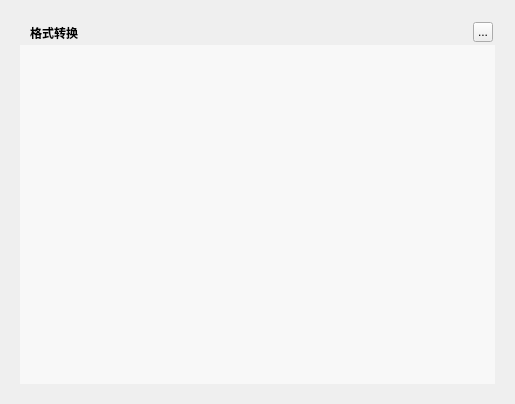
This is TTKCore/musicUi/musicToolsetswidget/musicnetworktestwidget.ui in Greedysky/TTKMusicPlayer as Qt 5 draws it before an edit. The edited form follows.
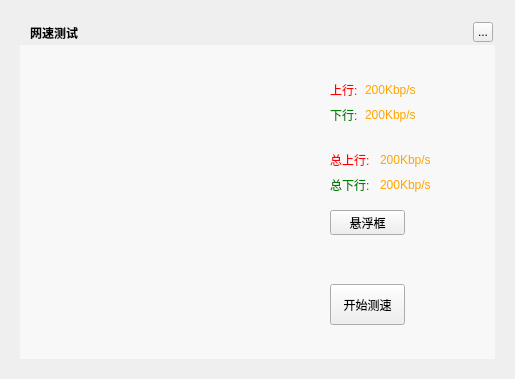
This is the edited form. Custom widgets are drawn as their Qt base class.

Commit message: update music network test[554876]

The edit to the form file:
```diff
--- a/TTKCore/musicUi/musicToolsetswidget/musicnetworktestwidget.ui
+++ b/TTKCore/musicUi/musicToolsetswidget/musicnetworktestwidget.ui
@@ -7,7 +7,7 @@
     <x>0</x>
     <y>0</y>
     <width>515</width>
-    <height>404</height>
+    <height>379</height>
    </rect>
   </property>
   <property name="windowTitle">
@@ -19,7 +19,7 @@
      <x>20</x>
      <y>20</y>
      <width>475</width>
-     <height>364</height>
+     <height>339</height>
     </rect>
    </property>
    <property name="text">
@@ -39,7 +39,7 @@
     <string notr="true">color:&quot;#FFFFFF&quot;;font-weight:bold</string>
    </property>
    <property name="text">
-    <string>格式转换</string>
+    <string>网速测试</string>
    </property>
   </widget>
   <widget class="QToolButton" name="topTitleCloseButton">
@@ -74,19 +74,204 @@
      <x>20</x>
      <y>45</y>
      <width>475</width>
-     <height>339</height>
+     <height>314</height>
     </rect>
    </property>
    <property name="styleSheet">
     <string notr="true">background:rgba(255,255,255,150)</string>
    </property>
+   <zorder>downloadAllSpeedLabel</zorder>
+   <zorder>downloadAllSpeedValue</zorder>
+  </widget>
+  <widget class="MusicSpeedMeter" name="speedWidget" native="true">
+   <property name="geometry">
+    <rect>
+     <x>50</x>
+     <y>80</y>
+     <width>250</width>
+     <height>250</height>
+    </rect>
+   </property>
+  </widget>
+  <widget class="QLabel" name="uploadSpeedValue">
+   <property name="geometry">
+    <rect>
+     <x>365</x>
+     <y>80</y>
+     <width>81</width>
+     <height>20</height>
+    </rect>
+   </property>
+   <property name="styleSheet">
+    <string notr="true">color:orange</string>
+   </property>
+   <property name="text">
+    <string>200Kbp/s</string>
+   </property>
+  </widget>
+  <widget class="QPushButton" name="suspensionButton">
+   <property name="geometry">
+    <rect>
+     <x>330</x>
+     <y>210</y>
+     <width>75</width>
+     <height>25</height>
+    </rect>
+   </property>
+   <property name="text">
+    <string>悬浮框</string>
+   </property>
+  </widget>
+  <widget class="QPushButton" name="testButton">
+   <property name="geometry">
+    <rect>
+     <x>330</x>
+     <y>284</y>
+     <width>75</width>
+     <height>41</height>
+    </rect>
+   </property>
+   <property name="text">
+    <string>开始测速</string>
+   </property>
+  </widget>
+  <widget class="QLabel" name="uploadSpeedLabel">
+   <property name="geometry">
+    <rect>
+     <x>330</x>
+     <y>80</y>
+     <width>35</width>
+     <height>20</height>
+    </rect>
+   </property>
+   <property name="styleSheet">
+    <string notr="true">color:red</string>
+   </property>
+   <property name="text">
+    <string>上行:</string>
+   </property>
+  </widget>
+  <widget class="QLabel" name="downloadSpeedLabel">
+   <property name="geometry">
+    <rect>
+     <x>330</x>
+     <y>105</y>
+     <width>35</width>
+     <height>20</height>
+    </rect>
+   </property>
+   <property name="styleSheet">
+    <string notr="true">color:green</string>
+   </property>
+   <property name="text">
+    <string>下行:</string>
+   </property>
+  </widget>
+  <widget class="QLabel" name="downloadSpeedValue">
+   <property name="geometry">
+    <rect>
+     <x>365</x>
+     <y>105</y>
+     <width>81</width>
+     <height>20</height>
+    </rect>
+   </property>
+   <property name="styleSheet">
+    <string notr="true">color:orange</string>
+   </property>
+   <property name="text">
+    <string>200Kbp/s</string>
+   </property>
+  </widget>
+  <widget class="QLabel" name="uploadAllSpeedValue">
+   <property name="geometry">
+    <rect>
+     <x>380</x>
+     <y>150</y>
+     <width>81</width>
+     <height>20</height>
+    </rect>
+   </property>
+   <property name="styleSheet">
+    <string notr="true">color:orange</string>
+   </property>
+   <property name="text">
+    <string>200Kbp/s</string>
+   </property>
+  </widget>
+  <widget class="QLabel" name="uploadAllSpeedLabel">
+   <property name="geometry">
+    <rect>
+     <x>330</x>
+     <y>150</y>
+     <width>51</width>
+     <height>20</height>
+    </rect>
+   </property>
+   <property name="styleSheet">
+    <string notr="true">color:red</string>
+   </property>
+   <property name="text">
+    <string>总上行:</string>
+   </property>
+  </widget>
+  <widget class="QLabel" name="downloadAllSpeedValue">
+   <property name="geometry">
+    <rect>
+     <x>380</x>
+     <y>175</y>
+     <width>81</width>
+     <height>20</height>
+    </rect>
+   </property>
+   <property name="styleSheet">
+    <string notr="true">color:orange</string>
+   </property>
+   <property name="text">
+    <string>200Kbp/s</string>
+   </property>
+  </widget>
+  <widget class="QLabel" name="downloadAllSpeedLabel">
+   <property name="geometry">
+    <rect>
+     <x>330</x>
+     <y>175</y>
+     <width>51</width>
+     <height>20</height>
+    </rect>
+   </property>
+   <property name="styleSheet">
+    <string notr="true">color:green</string>
+   </property>
+   <property name="text">
+    <string>总下行:</string>
+   </property>
   </widget>
   <zorder>background</zorder>
   <zorder>backgroundMask</zorder>
   <zorder>topTitleName</zorder>
   <zorder>topTitleCloseButton</zorder>
   <zorder>loadingLabel</zorder>
+  <zorder>speedWidget</zorder>
+  <zorder>uploadSpeedValue</zorder>
+  <zorder>suspensionButton</zorder>
+  <zorder>testButton</zorder>
+  <zorder>uploadSpeedLabel</zorder>
+  <zorder>downloadSpeedLabel</zorder>
+  <zorder>downloadSpeedValue</zorder>
+  <zorder>uploadAllSpeedValue</zorder>
+  <zorder>uploadAllSpeedLabel</zorder>
+  <zorder>downloadAllSpeedValue</zorder>
+  <zorder>downloadAllSpeedLabel</zorder>
  </widget>
+ <customwidgets>
+  <customwidget>
+   <class>MusicSpeedMeter</class>
+   <extends>QWidget</extends>
+   <header>musicspeedmeter.h</header>
+   <container>1</container>
+  </customwidget>
+ </customwidgets>
  <resources/>
  <connections/>
 </ui>
```
The commit also changes 9 other files.
